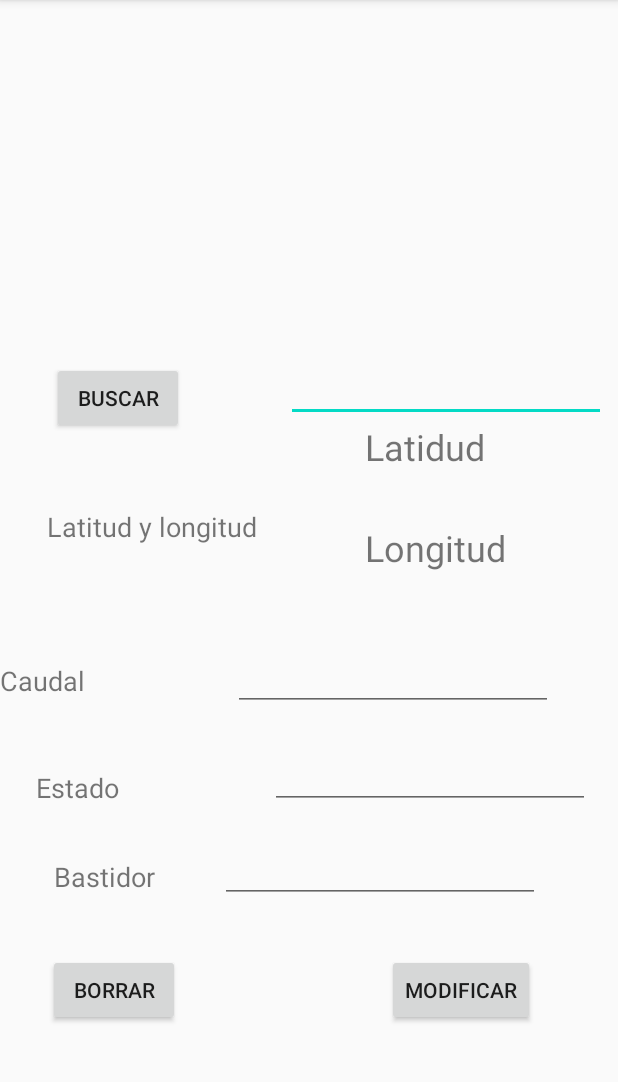
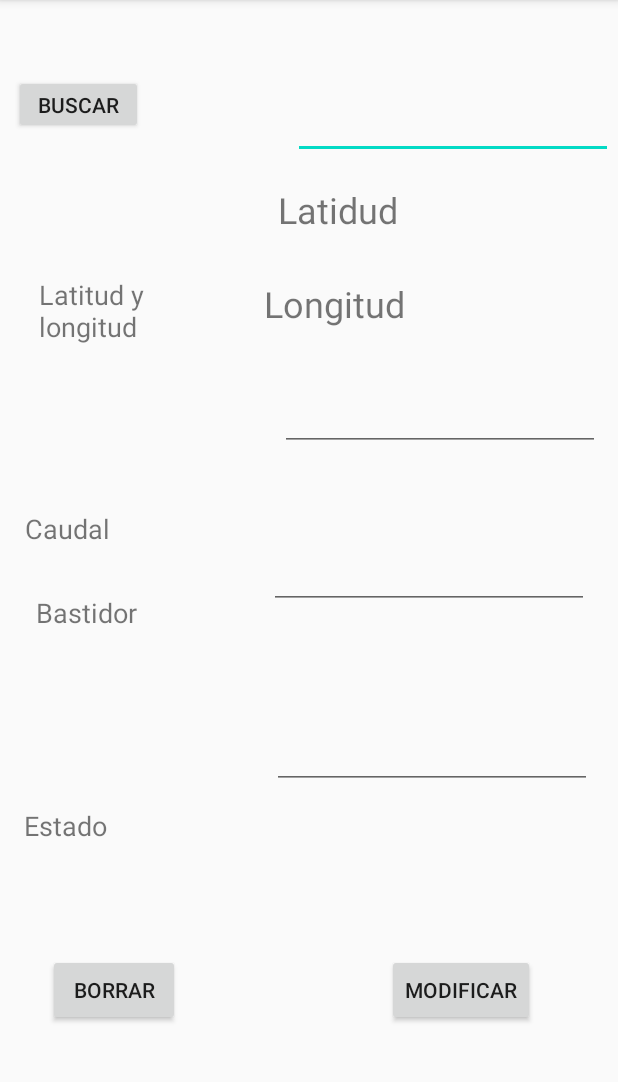
Before and after one commit to sebastvera/HydranSearch, an Android app: the screen it shows after launch (Ingresa), after a tap on "MODIFICAR ESTADOS", on a phone screen of 412 x 824 dp, the part 84-1166 px from its top. Run offline under Robolectric (Android 15) with nearby library versions, the phone set to English and light mode, and no system bars; our stand-ins replace Firebase (no records; nobody signed in at launch, a user with empty details on screens opened directly).

Commit message:
subir archivos

```diff
--- a/app/src/main/java/com/example/hydransearch/Ingresa.java
+++ b/app/src/main/java/com/example/hydransearch/Ingresa.java
@@ -53,28 +53,7 @@ public class Ingresa extends AppCompatActivity {
 
     }
 
-    private void ver_estados() {
-        String caudal1 = caudal.getText().toString();
-        int value=0;
-        if (!"".equals(caudal1)){
-           value = Integer.parseInt(caudal1);
-        }
-        String bastidor_aux = bastidor.getText().toString();
-
-
-        if ((bastidor_aux.equals("bueno") || (bastidor_aux.equals("Bueno"))) && (value > 7)) {
-            String estado2 = "Bueno";
-            estado.setText(estado2);
-       }
-        else if (bastidor_aux.equals("malo") || (value < 7)||bastidor_aux.equals("Malo")){
-            String escudo_mal = "Malo";
-            estado.setText(escudo_mal);
-
-        }
-
-    }
-
-    private void modificacion() {
+       private void modificacion() {
         modificar.setOnClickListener(new View.OnClickListener() {
             @Override
             public void onClick(View view) {
@@ -97,19 +76,26 @@ public class Ingresa extends AppCompatActivity {
         });
     }
 
-    private void Posicion() {
-        mfused.getLastLocation()
-                .addOnSuccessListener(this, new OnSuccessListener<Location>() {
-                    @Override
-                    public void onSuccess(Location location) {
-                        // Got last known location. In some rare situations this can be null.
-                        if (location != null) {
-                            latid.setText(""+location.getLatitude());
-                            longi.setText(""+location.getLongitude());
 
-                        }
-                    }
-                });
+    private void ver_estados() {
+        String caudal1 = caudal.getText().toString();
+        int value=0;
+        if (!"".equals(caudal1)){
+            value = Integer.parseInt(caudal1);
+        }
+        String bastidor_aux = bastidor.getText().toString();
+
+
+        if ((bastidor_aux.equals("bueno") || (bastidor_aux.equals("Bueno"))) && (value >= 7)) {
+            String estado2 = "Bueno";
+            estado.setText(estado2);
+        }
+        else if (bastidor_aux.equals("malo") || (value < 7)||bastidor_aux.equals("Malo")){
+            String escudo_mal = "Malo";
+            estado.setText(escudo_mal);
+
+        }
+
     }
 
     private void buscar() {
@@ -151,4 +137,19 @@ public class Ingresa extends AppCompatActivity {
         });
     }
 
+    private void Posicion() {
+        mfused.getLastLocation()
+                .addOnSuccessListener(this, new OnSuccessListener<Location>() {
+                    @Override
+                    public void onSuccess(Location location) {
+                        // Got last known location. In some rare situations this can be null.
+                        if (location != null) {
+                            latid.setText(""+location.getLatitude());
+                            longi.setText(""+location.getLongitude());
+
+                        }
+                    }
+                });
+    }
+
 }
--- a/app/src/main/java/com/example/hydransearch/MainActivity.java
+++ b/app/src/main/java/com/example/hydransearch/MainActivity.java
@@ -25,7 +25,7 @@ public class MainActivity extends AppCompatActivity {
     private int MY_PERMISSIONS_REQUEST_READ_CONTACTS;
     private FusedLocationProviderClient fusedLocationClient;
     DatabaseReference mDatabase;
-    Button btn_grifos,btn_siniestros, btn_agregar;
+    Button btn_grifos,btn_siniestros, btn_modificar;
 
 
     @Override
@@ -35,7 +35,7 @@ public class MainActivity extends AppCompatActivity {
         fusedLocationClient = LocationServices.getFusedLocationProviderClient(this);
         mDatabase = FirebaseDatabase.getInstance().getReference();
         btn_grifos = (Button) findViewById(R.id.btn_grifos);
-        btn_agregar = (Button) findViewById(R.id.btn_agregar);
+        btn_modificar = (Button) findViewById(R.id.btn_agregar);
         permiso();
 
 
@@ -51,7 +51,7 @@ public class MainActivity extends AppCompatActivity {
             }
         });
 
-        btn_agregar.setOnClickListener(new View.OnClickListener() {
+        btn_modificar.setOnClickListener(new View.OnClickListener() {
             @Override
             public void onClick(View v) {
                 Intent intent = new Intent(getApplicationContext(), Ingresa.class);
--- a/app/src/main/java/com/example/hydransearch/MapsActivity.java
+++ b/app/src/main/java/com/example/hydransearch/MapsActivity.java
@@ -190,7 +190,7 @@ public class MapsActivity extends FragmentActivity implements OnMapReadyCallback
                         }
                     });
 
-                    new CountDownTimer(30000, 1000) {
+                    new CountDownTimer(20000, 1000) {
                         BreakIterator mTextField;
 
                         public void onTick(long millisUntilFinished) {
--- a/app/src/main/res/layout/activity_ingresa.xml
+++ b/app/src/main/res/layout/activity_ingresa.xml
@@ -31,68 +31,80 @@
         android:id="@+id/ID"
         android:layout_width="wrap_content"
         android:layout_height="0dp"
-        android:layout_marginTop="76dp"
-        android:layout_marginEnd="8dp"
-        android:layout_marginBottom="275dp"
+        android:layout_marginStart="50dp"
+        android:layout_marginTop="50dp"
+        android:layout_marginEnd="4dp"
+        android:layout_marginBottom="149dp"
         android:ems="10"
         android:inputType="number"
-        app:layout_constraintBottom_toTopOf="@+id/Bastidor"
+        app:layout_constraintBottom_toTopOf="@+id/Caudal"
         app:layout_constraintEnd_toEndOf="parent"
-        app:layout_constraintTop_toTopOf="parent" />
+        app:layout_constraintStart_toEndOf="@+id/bt_buscar"
+        app:layout_constraintTop_toTopOf="parent"
+        app:layout_constraintVertical_bias="0.0" />
 
     <EditText
         android:id="@+id/Caudal"
         android:layout_width="wrap_content"
         android:layout_height="wrap_content"
-        android:layout_marginEnd="21dp"
-        android:layout_marginBottom="20dp"
+        android:layout_marginTop="71dp"
+        android:layout_marginEnd="12dp"
         android:ems="10"
         android:inputType="number"
-        app:layout_constraintBottom_toTopOf="@+id/Estado"
         app:layout_constraintEnd_toEndOf="parent"
-        app:layout_constraintHorizontal_bias="0.782"
-        app:layout_constraintStart_toEndOf="@+id/textView6" />
+        app:layout_constraintStart_toEndOf="@+id/Latitud1"
+        app:layout_constraintTop_toTopOf="@+id/Latitud1" />
 
     <TextView
         android:id="@+id/textView8"
         android:layout_width="81dp"
-        android:layout_height="35dp"
-        android:layout_marginStart="36dp"
-        android:layout_marginTop="32dp"
+        android:layout_height="0dp"
+        android:layout_marginStart="24dp"
+        android:layout_marginBottom="27dp"
         android:text="Bastidor"
         android:textSize="18sp"
+        app:layout_constraintBottom_toTopOf="@+id/textView7"
         app:layout_constraintStart_toStartOf="parent"
-        app:layout_constraintTop_toBottomOf="@+id/textView7" />
+        app:layout_constraintTop_toBottomOf="@+id/Latitud1" />
 
     <TextView
         android:id="@+id/textView6"
-        android:layout_width="75dp"
-        android:layout_height="27dp"
-        android:layout_marginBottom="44dp"
+        android:layout_width="100dp"
+        android:layout_height="28dp"
+        android:layout_marginStart="26dp"
+        android:layout_marginEnd="80dp"
+        android:layout_marginBottom="28dp"
         android:text="Caudal"
         android:textSize="18sp"
-        app:layout_constraintBottom_toTopOf="@+id/textView7"
-        tools:layout_editor_absoluteX="26dp" />
+        app:layout_constraintBottom_toTopOf="@+id/textView8"
+        app:layout_constraintEnd_toStartOf="@+id/Caudal"
+        app:layout_constraintStart_toStartOf="parent" />
 
     <EditText
         android:id="@+id/Estado"
         android:layout_width="wrap_content"
         android:layout_height="wrap_content"
         android:layout_marginStart="56dp"
-        android:layout_marginEnd="20dp"
-        android:layout_marginBottom="17dp"
+        android:layout_marginTop="20dp"
+        android:layout_marginEnd="19dp"
+        android:layout_marginBottom="55dp"
+        android:autoText="false"
+        android:duplicateParentState="true"
         android:ems="10"
+        android:enabled="false"
         android:inputType="textPersonName"
-        app:layout_constraintBottom_toTopOf="@+id/Bastidor"
+        app:layout_constraintBottom_toTopOf="@+id/button_modificar"
         app:layout_constraintEnd_toEndOf="parent"
-        app:layout_constraintStart_toEndOf="@+id/textView7" />
+        app:layout_constraintHorizontal_bias="0.0"
+        app:layout_constraintStart_toEndOf="@+id/textView7"
+        app:layout_constraintTop_toBottomOf="@+id/Bastidor" />
 
     <TextView
         android:id="@+id/textView7"
-        android:layout_width="101dp"
-        android:layout_height="27dp"
-        android:layout_marginStart="24dp"
-        android:layout_marginBottom="96dp"
+        android:layout_width="109dp"
+        android:layout_height="34dp"
+        android:layout_marginStart="16dp"
+        android:layout_marginBottom="64dp"
         android:text="Estado"
         android:textSize="18sp"
         app:layout_constraintBottom_toTopOf="@+id/button"
@@ -102,59 +114,66 @@
         android:id="@+id/Bastidor"
         android:layout_width="wrap_content"
         android:layout_height="wrap_content"
-        android:layout_marginEnd="23dp"
-        android:layout_marginBottom="166dp"
+        android:layout_marginStart="70dp"
+        android:layout_marginTop="5dp"
+        android:layout_marginEnd="16dp"
+        android:autoText="false"
         android:ems="10"
-        android:inputType="textPersonName"
-        app:layout_constraintBottom_toBottomOf="parent"
+        android:inputType="text"
+        android:linksClickable="false"
+        android:longClickable="false"
+        android:singleLine="true"
+        app:layout_constraintBottom_toTopOf="@+id/Estado"
         app:layout_constraintEnd_toEndOf="parent"
         app:layout_constraintStart_toEndOf="@+id/textView8"
-        app:layout_constraintTop_toBottomOf="@+id/ID" />
+        app:layout_constraintTop_toBottomOf="@+id/Caudal" />
 
     <Button
         android:id="@+id/bt_buscar"
-        android:layout_width="wrap_content"
-        android:layout_height="wrap_content"
-        android:layout_marginEnd="68dp"
-        android:layout_marginBottom="152dp"
+        android:layout_width="86dp"
+        android:layout_height="39dp"
+        android:layout_marginStart="9dp"
+        android:layout_marginTop="50dp"
+        android:layout_marginEnd="50dp"
         android:text="Buscar"
-        app:layout_constraintBottom_toTopOf="@+id/textView6"
         app:layout_constraintEnd_toStartOf="@+id/ID"
-        app:layout_constraintHorizontal_bias="1.0"
-        app:layout_constraintStart_toStartOf="parent" />
+        app:layout_constraintStart_toStartOf="parent"
+        app:layout_constraintTop_toTopOf="parent" />
 
     <TextView
         android:id="@+id/Latitud1"
         android:layout_width="0dp"
-        android:layout_height="50dp"
-        android:layout_marginStart="31dp"
-        android:layout_marginTop="24dp"
-        android:layout_marginEnd="65dp"
+        android:layout_height="0dp"
+        android:layout_marginStart="26dp"
+        android:layout_marginTop="184dp"
+        android:layout_marginEnd="44dp"
+        android:layout_marginBottom="97dp"
         android:text="Latitud y longitud"
         android:textSize="18sp"
-        app:layout_constraintBottom_toTopOf="@+id/textView6"
-        app:layout_constraintEnd_toStartOf="@+id/Latitud"
-        app:layout_constraintHorizontal_bias="0.0"
+        app:layout_constraintBottom_toTopOf="@+id/textView8"
+        app:layout_constraintEnd_toStartOf="@+id/Caudal"
         app:layout_constraintStart_toStartOf="parent"
-        app:layout_constraintTop_toBottomOf="@+id/bt_buscar"
-        app:layout_constraintVertical_bias="0.329" />
+        app:layout_constraintTop_toTopOf="parent" />
 
     <TextView
         android:id="@+id/Longitud"
-        android:layout_width="0dp"
-        android:layout_height="0dp"
-        android:layout_marginBottom="155dp"
+        android:layout_width="182dp"
+        android:layout_height="47dp"
+        android:layout_marginTop="10dp"
+        android:layout_marginEnd="21dp"
+        android:layout_marginBottom="20dp"
         android:text="Longitud"
         android:textSize="24sp"
-        app:layout_constraintBottom_toTopOf="@+id/Bastidor"
-        app:layout_constraintEnd_toEndOf="@+id/Caudal"
-        app:layout_constraintStart_toStartOf="@+id/Latitud"
+        app:layout_constraintBottom_toTopOf="@+id/Caudal"
+        app:layout_constraintEnd_toEndOf="parent"
+        app:layout_constraintStart_toEndOf="@+id/Latitud1"
         app:layout_constraintTop_toBottomOf="@+id/Latitud" />
 
     <TextView
         android:id="@+id/Latitud"
-        android:layout_width="0dp"
-        android:layout_height="0dp"
+        android:layout_width="162dp"
+        android:layout_height="37dp"
+        android:layout_marginTop="15dp"
         android:layout_marginEnd="22dp"
         android:layout_marginBottom="14dp"
         android:text="Latidud"
```
